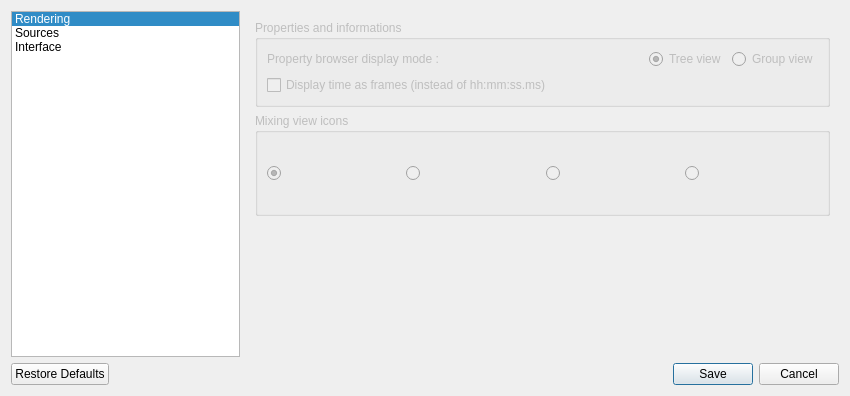
Above: src/UserPreferencesDialog.ui from markus-wa/glmixer-mirror before the change. Below: the same form after it.
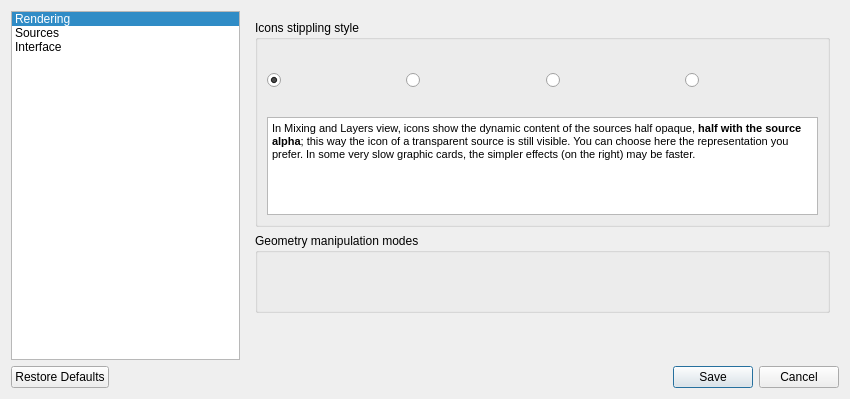
That is the form after the change. The open tabs and pages were chosen to show the change. Icons and pictures are not drawn. Custom widgets are drawn as their Qt base class.

Commit message: Implementation of preferences for STIPPLING mode of mixing icons. BUG FIX : handling of error message from FFMPEG (was crashing).

Patch:
```diff
--- a/src/UserPreferencesDialog.ui
+++ b/src/UserPreferencesDialog.ui
@@ -7,7 +7,7 @@
     <x>0</x>
     <y>0</y>
     <width>850</width>
-    <height>396</height>
+    <height>399</height>
    </rect>
   </property>
   <property name="windowTitle">
@@ -448,64 +448,19 @@
      </widget>
      <widget class="QWidget" name="PageInterface">
       <property name="enabled">
-       <bool>false</bool>
+       <bool>true</bool>
       </property>
       <layout class="QVBoxLayout" name="verticalLayout_4">
        <item>
-        <widget class="QGroupBox" name="groupBox_2">
-         <property name="title">
-          <string>Properties and informations</string>
+        <widget class="QGroupBox" name="stipplingGroupBox">
+         <property name="toolTip">
+          <string>Select the visual aspect of the icons in the mixing view.</string>
          </property>
-         <layout class="QVBoxLayout" name="verticalLayout_3">
-          <item>
-           <layout class="QHBoxLayout" name="horizontalLayout_2">
-            <item>
-             <widget class="QLabel" name="label">
-              <property name="sizePolicy">
-               <sizepolicy hsizetype="Expanding" vsizetype="Preferred">
-                <horstretch>0</horstretch>
-                <verstretch>0</verstretch>
-               </sizepolicy>
-              </property>
-              <property name="text">
-               <string>Property browser display mode :</string>
-              </property>
-             </widget>
-            </item>
-            <item>
-             <widget class="QRadioButton" name="propertyView_TREE">
-              <property name="text">
-               <string>Tree view</string>
-              </property>
-              <property name="checked">
-               <bool>true</bool>
-              </property>
-             </widget>
-            </item>
-            <item>
-             <widget class="QRadioButton" name="propertyView_GROUP">
-              <property name="text">
-               <string>Group view</string>
-              </property>
-             </widget>
-            </item>
-           </layout>
-          </item>
-          <item>
-           <widget class="QCheckBox" name="defaultDisplayTimeFrame">
-            <property name="text">
-             <string>Display time as frames (instead of hh:mm:ss.ms)</string>
-            </property>
-           </widget>
-          </item>
-         </layout>
-        </widget>
-       </item>
-       <item>
-        <widget class="QGroupBox" name="groupBox">
          <property name="title">
-          <string>Mixing view icons</string>
+          <string>Icons stippling style</string>
          </property>
+         <layout class="QVBoxLayout" name="verticalLayout_7">
+          <item>
          <layout class="QHBoxLayout" name="horizontalLayout">
           <item>
            <widget class="QRadioButton" name="mixIcon_FINE">
@@ -601,6 +556,56 @@
              </size>
             </property>
            </widget>
+            </item>
+           </layout>
+          </item>
+          <item>
+           <widget class="QTextBrowser" name="textBrowser">
+            <property name="enabled">
+             <bool>true</bool>
+            </property>
+            <property name="sizePolicy">
+             <sizepolicy hsizetype="Expanding" vsizetype="Maximum">
+              <horstretch>0</horstretch>
+              <verstretch>0</verstretch>
+             </sizepolicy>
+            </property>
+            <property name="maximumSize">
+             <size>
+              <width>16777215</width>
+              <height>100</height>
+             </size>
+            </property>
+            <property name="html">
+             <string>&lt;!DOCTYPE HTML PUBLIC &quot;-//W3C//DTD HTML 4.0//EN&quot; &quot;http://www.w3.org/TR/REC-html40/strict.dtd&quot;&gt;
+&lt;html&gt;&lt;head&gt;&lt;meta name=&quot;qrichtext&quot; content=&quot;1&quot; /&gt;&lt;style type=&quot;text/css&quot;&gt;
+p, li { white-space: pre-wrap; }
+&lt;/style&gt;&lt;/head&gt;&lt;body style=&quot; font-family:'Sans Serif'; font-size:8pt; font-weight:400; font-style:normal;&quot;&gt;
+&lt;p style=&quot; margin-top:0px; margin-bottom:0px; margin-left:0px; margin-right:0px; -qt-block-indent:0; text-indent:0px;&quot;&gt;In Mixing and Layers view, icons show the dynamic content of the sources half opaque, &lt;span style=&quot; font-weight:600;&quot;&gt;half with the source alpha&lt;/span&gt;; this way the icon of a transparent source is still visible. You can choose here the representation you prefer. In some very slow graphic cards, the simpler effects (on the right) may be faster.&lt;/p&gt;&lt;/body&gt;&lt;/html&gt;</string>
+            </property>
+           </widget>
+          </item>
+         </layout>
+        </widget>
+       </item>
+       <item>
+        <widget class="QGroupBox" name="groupBox_2">
+         <property name="title">
+          <string>Geometry manipulation modes</string>
+         </property>
+         <layout class="QVBoxLayout" name="verticalLayout_3">
+          <item>
+           <spacer name="verticalSpacer_4">
+            <property name="orientation">
+             <enum>Qt::Vertical</enum>
+            </property>
+            <property name="sizeHint" stdset="0">
+             <size>
+              <width>20</width>
+              <height>40</height>
+             </size>
+            </property>
+           </spacer>
           </item>
          </layout>
         </widget>
```
Left out of the diff: 35 changed lines with no effect on the pictures. Lines whose indentation alone changed are shown as unchanged. The commit also changes 6 other files.
